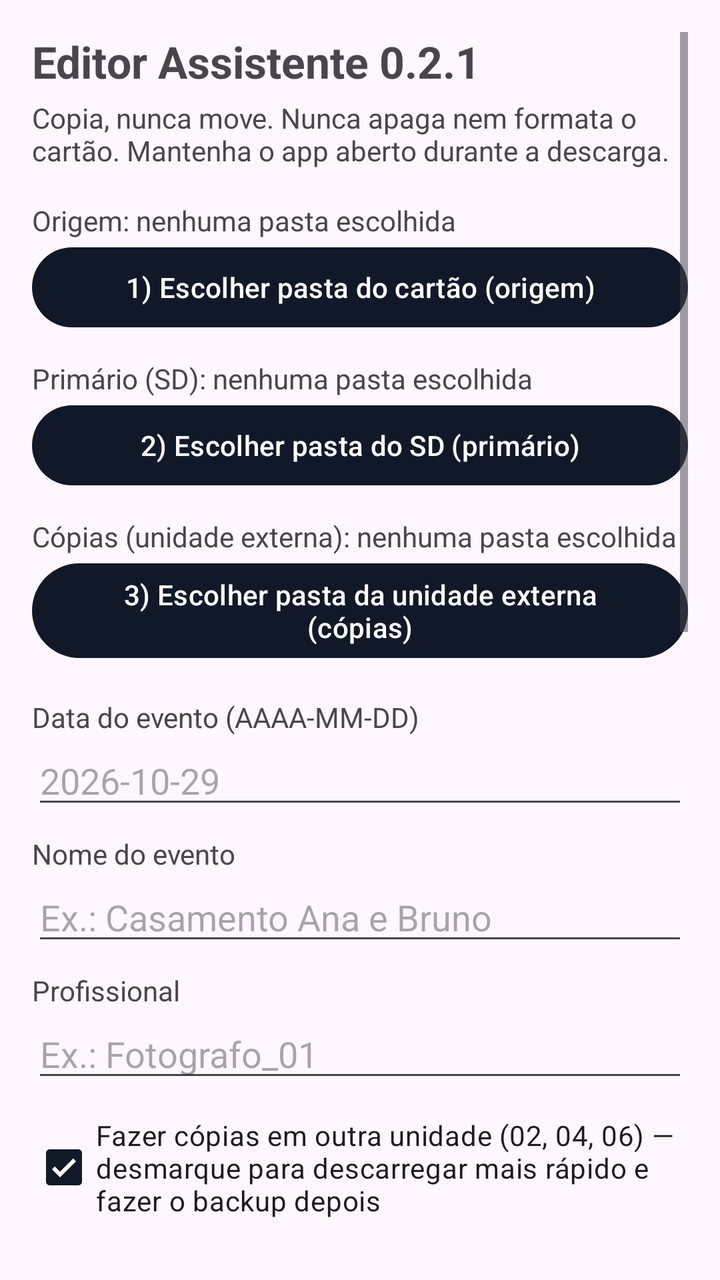
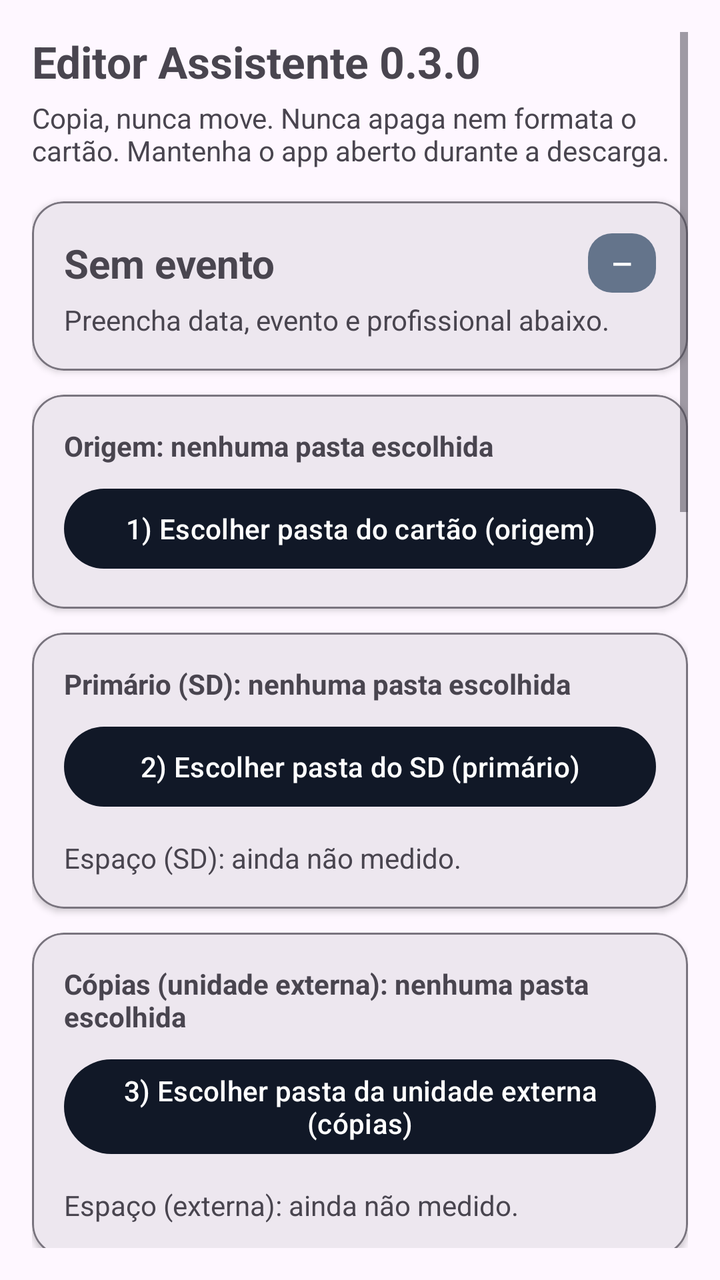

Screens rendered from an Android XML layout before and after an edit, with the pre-edit source and the edit as a unified diff.
<!-- AndroidManifest.xml: application theme Theme.EditorAssistente -->
<!-- res/layout/activity_main.xml -->
<?xml version="1.0" encoding="utf-8"?>
<ScrollView xmlns:android="http://schemas.android.com/apk/res/android"
    android:layout_width="match_parent"
    android:layout_height="match_parent"
    android:padding="16dp">

    <LinearLayout
        android:layout_width="match_parent"
        android:layout_height="wrap_content"
        android:orientation="vertical">

        <TextView
            android:layout_width="match_parent"
            android:layout_height="wrap_content"
            android:text="Editor Assistente 0.2.1"
            android:textSize="22sp"
            android:textStyle="bold" />

        <TextView
            android:layout_width="match_parent"
            android:layout_height="wrap_content"
            android:layout_marginTop="4dp"
            android:text="Copia, nunca move. Nunca apaga nem formata o cartão. Mantenha o app aberto durante a descarga." />

        <TextView
            android:id="@+id/txtSource"
            android:layout_width="match_parent"
            android:layout_height="wrap_content"
            android:layout_marginTop="16dp"
            android:text="Origem: nenhuma pasta escolhida" />

        <Button
            android:id="@+id/btnSource"
            android:layout_width="match_parent"
            android:layout_height="wrap_content"
            android:text="1) Escolher pasta do cartão (origem)" />

        <TextView
            android:id="@+id/txtPrimary"
            android:layout_width="match_parent"
            android:layout_height="wrap_content"
            android:layout_marginTop="12dp"
            android:text="Primário (SD): nenhuma pasta escolhida" />

        <Button
            android:id="@+id/btnPrimary"
            android:layout_width="match_parent"
            android:layout_height="wrap_content"
            android:text="2) Escolher pasta do SD (primário)" />

        <TextView
            android:id="@+id/txtCopy"
            android:layout_width="match_parent"
            android:layout_height="wrap_content"
            android:layout_marginTop="12dp"
            android:text="Cópias (unidade externa): nenhuma pasta escolhida" />

        <Button
            android:id="@+id/btnCopy"
            android:layout_width="match_parent"
            android:layout_height="wrap_content"
            android:text="3) Escolher pasta da unidade externa (cópias)" />

        <TextView
            android:layout_width="match_parent"
            android:layout_height="wrap_content"
            android:layout_marginTop="16dp"
            android:text="Data do evento (AAAA-MM-DD)" />

        <EditText
            android:id="@+id/edtDate"
            android:layout_width="match_parent"
            android:layout_height="wrap_content"
            android:hint="2026-10-29"
            android:inputType="text" />

        <TextView
            android:layout_width="match_parent"
            android:layout_height="wrap_content"
            android:layout_marginTop="8dp"
            android:text="Nome do evento" />

        <EditText
            android:id="@+id/edtEvent"
            android:layout_width="match_parent"
            android:layout_height="wrap_content"
            android:hint="Ex.: Casamento Ana e Bruno"
            android:inputType="text" />

        <TextView
            android:layout_width="match_parent"
            android:layout_height="wrap_content"
            android:layout_marginTop="8dp"
            android:text="Profissional" />

        <EditText
            android:id="@+id/edtProfessional"
            android:layout_width="match_parent"
            android:layout_height="wrap_content"
            android:hint="Ex.: Fotografo_01"
            android:inputType="text" />

        <CheckBox
            android:id="@+id/chkCopies"
            android:layout_width="match_parent"
            android:layout_height="wrap_content"
            android:layout_marginTop="12dp"
            android:checked="true"
            android:text="Fazer cópias em outra unidade (02, 04, 06) — desmarque para descarregar mais rápido e fazer o backup depois" />

        <CheckBox
            android:id="@+id/chkCopyJpg"
            android:layout_width="match_parent"
            android:layout_height="wrap_content"
            android:layout_marginTop="8dp"
            android:checked="true"
            android:text="Cópia do JPG (02)" />

        <CheckBox
            android:id="@+id/chkCopyVideo"
            android:layout_width="match_parent"
            android:layout_height="wrap_content"
            android:checked="true"
            android:text="Cópia do vídeo (04)" />

        <CheckBox
            android:id="@+id/chkCopyRaw"
            android:layout_width="match_parent"
            android:layout_height="wrap_content"
            android:checked="true"
            android:text="Cópia do RAW (06)" />

        <CheckBox
            android:id="@+id/chkHash"
            android:layout_width="match_parent"
            android:layout_height="wrap_content"
            android:text="Verificação completa por hash (SHA-256, mais lenta)" />

        <Button
            android:id="@+id/btnAnalyze"
            android:layout_width="match_parent"
            android:layout_height="wrap_content"
            android:layout_marginTop="16dp"
            android:text="Analisar cartão" />

        <Button
            android:id="@+id/btnDischarge"
            android:layout_width="match_parent"
            android:layout_height="wrap_content"
            android:text="Descarregar" />

        <ProgressBar
            android:id="@+id/progress"
            style="?android:attr/progressBarStyleHorizontal"
            android:layout_width="match_parent"
            android:layout_height="wrap_content"
            android:layout_marginTop="8dp"
            android:max="100" />

        <TextView
            android:id="@+id/txtStatus"
            android:layout_width="match_parent"
            android:layout_height="wrap_content"
            android:layout_marginTop="8dp"
            android:text="Pronto." />

        <TextView
            android:id="@+id/txtLog"
            android:layout_width="match_parent"
            android:layout_height="wrap_content"
            android:layout_marginTop="8dp"
            android:text="" />

        <TextView
            android:id="@+id/txtSpacePrimary"
            android:layout_width="match_parent"
            android:layout_height="wrap_content"
            android:layout_marginTop="8dp"
            android:text="Espaço (SD): ainda não medido." />

        <ProgressBar
            android:id="@+id/progressSpacePrimary"
            style="?android:attr/progressBarStyleHorizontal"
            android:layout_width="match_parent"
            android:layout_height="wrap_content"
            android:layout_marginTop="4dp"
            android:max="100"
            android:visibility="gone" />

        <TextView
            android:id="@+id/txtSpaceCopy"
            android:layout_width="match_parent"
            android:layout_height="wrap_content"
            android:layout_marginTop="8dp"
            android:text="Espaço (externa): ainda não medido." />

        <ProgressBar
            android:id="@+id/progressSpaceCopy"
            style="?android:attr/progressBarStyleHorizontal"
            android:layout_width="match_parent"
            android:layout_height="wrap_content"
            android:layout_marginTop="4dp"
            android:max="100"
            android:visibility="gone" />

        <Button
            android:id="@+id/btnChecklist"
            android:layout_width="match_parent"
            android:layout_height="wrap_content"
            android:layout_marginTop="16dp"
            android:text="Ver checklist do evento" />

        <Button
            android:id="@+id/btnReturned"
            android:layout_width="match_parent"
            android:layout_height="wrap_content"
            android:text="Marcar última descarga como devolvida" />

        <Button
            android:id="@+id/btnEject"
            android:layout_width="match_parent"
            android:layout_height="wrap_content"
            android:text="Como ejetar com segurança" />

        <TextView
            android:layout_width="match_parent"
            android:layout_height="wrap_content"
            android:layout_marginTop="16dp"
            android:text="Pastas: 01 JPG (leva Cartao_N só aqui), 02 cópia JPG, 03 vídeo, 04 cópia vídeo, 05 RAW, 06 cópia RAW. Se a pasta de cópias estiver vazia, as cópias ficam no SD, nos mesmos números 02, 04 e 06." />

    </LinearLayout>
</ScrollView>
<!-- resources referenced by this layout -->
<resources>
  <style name="Theme.EditorAssistente" parent="Theme.Material3.DayNight.NoActionBar">
          <item name="colorPrimary">#111827</item>
          <item name="colorPrimaryDark">#111827</item>
          <item name="colorAccent">#22C55E</item>
      </style>
</resources>

<!-- the commit's change to res/layout/activity_main.xml (unified diff, before → after) -->
@@ -1,5 +1,6 @@
 <?xml version="1.0" encoding="utf-8"?>
 <ScrollView xmlns:android="http://schemas.android.com/apk/res/android"
+    xmlns:app="http://schemas.android.com/apk/res-auto"
     android:layout_width="match_parent"
     android:layout_height="match_parent"
     android:padding="16dp">
@@ -12,7 +13,7 @@
         <TextView
             android:layout_width="match_parent"
             android:layout_height="wrap_content"
-            android:text="Editor Assistente 0.2.1"
+            android:text="Editor Assistente 0.3.0"
             android:textSize="22sp"
             android:textStyle="bold" />
 
@@ -22,186 +23,365 @@
             android:layout_marginTop="4dp"
             android:text="Copia, nunca move. Nunca apaga nem formata o cartão. Mantenha o app aberto durante a descarga." />
 
-        <TextView
-            android:id="@+id/txtSource"
+        
+        <com.google.android.material.card.MaterialCardView
+            android:id="@+id/cardEventHeader"
             android:layout_width="match_parent"
             android:layout_height="wrap_content"
             android:layout_marginTop="16dp"
-            android:text="Origem: nenhuma pasta escolhida" />
-
-        <Button
-            android:id="@+id/btnSource"
-            android:layout_width="match_parent"
-            android:layout_height="wrap_content"
-            android:text="1) Escolher pasta do cartão (origem)" />
-
-        <TextView
-            android:id="@+id/txtPrimary"
+            app:cardBackgroundColor="?attr/colorSurface"
+            app:cardCornerRadius="16dp"
+            app:cardElevation="2dp"
+            app:strokeColor="?attr/colorOutline"
+            app:strokeWidth="1dp">
+
+            <LinearLayout
+                android:layout_width="match_parent"
+                android:layout_height="wrap_content"
+                android:orientation="vertical"
+                android:padding="16dp">
+
+                <LinearLayout
+                    android:layout_width="match_parent"
+                    android:layout_height="wrap_content"
+                    android:gravity="center_vertical"
+                    android:orientation="horizontal">
+
+                    <TextView
+                        android:id="@+id/txtEventTitle"
+                        android:layout_width="0dp"
+                        android:layout_height="wrap_content"
+                        android:layout_weight="1"
+                        android:text="Sem evento"
+                        android:textSize="20sp"
+                        android:textStyle="bold" />
+
+                    <TextView
+                        android:id="@+id/txtProBadge"
+                        android:layout_width="wrap_content"
+                        android:layout_height="wrap_content"
+                        android:background="@drawable/badge_background"
+                        android:paddingStart="12dp"
+                        android:paddingTop="6dp"
+                        android:paddingEnd="12dp"
+                        android:paddingBottom="6dp"
+                        android:text="—"
+                        android:textColor="#FFFFFF"
+                        android:textSize="13sp"
+                        android:textStyle="bold" />
+
+                </LinearLayout>
+
+                <TextView
+                    android:id="@+id/txtEventSubtitle"
+                    android:layout_width="match_parent"
+                    android:layout_height="wrap_content"
+                    android:layout_marginTop="4dp"
+                    android:text="Preencha data, evento e profissional abaixo." />
+
+            </LinearLayout>
+        </com.google.android.material.card.MaterialCardView>
+
+        
+        <com.google.android.material.card.MaterialCardView
             android:layout_width="match_parent"
             android:layout_height="wrap_content"
             android:layout_marginTop="12dp"
-            android:text="Primário (SD): nenhuma pasta escolhida" />
-
-        <Button
-            android:id="@+id/btnPrimary"
-            android:layout_width="match_parent"
-            android:layout_height="wrap_content"
-            android:text="2) Escolher pasta do SD (primário)" />
-
-        <TextView
-            android:id="@+id/txtCopy"
+            app:cardBackgroundColor="?attr/colorSurface"
+            app:cardCornerRadius="16dp"
+            app:cardElevation="2dp"
+            app:strokeColor="?attr/colorOutline"
+            app:strokeWidth="1dp">
+
+            <LinearLayout
+                android:layout_width="match_parent"
+                android:layout_height="wrap_content"
+                android:orientation="vertical"
+                android:padding="16dp">
+
+                <TextView
+                    android:id="@+id/txtSource"
+                    android:layout_width="match_parent"
+                    android:layout_height="wrap_content"
+                    android:text="Origem: nenhuma pasta escolhida"
+                    android:textStyle="bold" />
+
+                <Button
+                    android:id="@+id/btnSource"
+                    android:layout_width="match_parent"
+                    android:layout_height="wrap_content"
+                    android:layout_marginTop="8dp"
+                    android:text="1) Escolher pasta do cartão (origem)" />
+
+            </LinearLayout>
+        </com.google.android.material.card.MaterialCardView>
+
+        
+        <com.google.android.material.card.MaterialCardView
             android:layout_width="match_parent"
             android:layout_height="wrap_content"
             android:layout_marginTop="12dp"
-            android:text="Cópias (unidade externa): nenhuma pasta escolhida" />
-
-        <Button
-            android:id="@+id/btnCopy"
-            android:layout_width="match_parent"
-            android:layout_height="wrap_content"
-            android:text="3) Escolher pasta da unidade externa (cópias)" />
-
-        <TextView
-            android:layout_width="match_parent"
-            android:layout_height="wrap_content"
-            android:layout_marginTop="16dp"
-            android:text="Data do evento (AAAA-MM-DD)" />
-
-        <EditText
-            android:id="@+id/edtDate"
-            android:layout_width="match_parent"
-            android:layout_height="wrap_content"
-            android:hint="2026-10-29"
-            android:inputType="text" />
-
-        <TextView
-            android:layout_width="match_parent"
-            android:layout_height="wrap_content"
-            android:layout_marginTop="8dp"
-            android:text="Nome do evento" />
-
-        <EditText
-            android:id="@+id/edtEvent"
-            android:layout_width="match_parent"
-            android:layout_height="wrap_content"
-            android:hint="Ex.: Casamento Ana e Bruno"
-            android:inputType="text" />
-
-        <TextView
-            android:layout_width="match_parent"
-            android:layout_height="wrap_content"
-            android:layout_marginTop="8dp"
-            android:text="Profissional" />
-
-        <EditText
-            android:id="@+id/edtProfessional"
-            android:layout_width="match_parent"
-            android:layout_height="wrap_content"
-            android:hint="Ex.: Fotografo_01"
-            android:inputType="text" />
-
-        <CheckBox
-            android:id="@+id/chkCopies"
+            app:cardBackgroundColor="?attr/colorSurface"
+            app:cardCornerRadius="16dp"
+            app:cardElevation="2dp"
+            app:strokeColor="?attr/colorOutline"
+            app:strokeWidth="1dp">
+
+            <LinearLayout
+                android:layout_width="match_parent"
+                android:layout_height="wrap_content"
+                android:orientation="vertical"
+                android:padding="16dp">
+
+                <TextView
+                    android:id="@+id/txtPrimary"
+                    android:layout_width="match_parent"
+                    android:layout_height="wrap_content"
+                    android:text="Primário (SD): nenhuma pasta escolhida"
+                    android:textStyle="bold" />
+
+                <Button
+                    android:id="@+id/btnPrimary"
+                    android:layout_width="match_parent"
+                    android:layout_height="wrap_content"
+                    android:layout_marginTop="8dp"
+                    android:text="2) Escolher pasta do SD (primário)" />
+
+                <TextView
+                    android:id="@+id/txtSpacePrimary"
+                    android:layout_width="match_parent"
+                    android:layout_height="wrap_content"
+                    android:layout_marginTop="12dp"
+                    android:text="Espaço (SD): ainda não medido." />
+
+                <ProgressBar
+                    android:id="@+id/progressSpacePrimary"
+                    style="?android:attr/progressBarStyleHorizontal"
+                    android:layout_width="match_parent"
+                    android:layout_height="8dp"
+                    android:layout_marginTop="6dp"
+                    android:max="100"
+                    android:visibility="gone" />
+
+            </LinearLayout>
+        </com.google.android.material.card.MaterialCardView>
+
+        
+        <com.google.android.material.card.MaterialCardView
             android:layout_width="match_parent"
             android:layout_height="wrap_content"
             android:layout_marginTop="12dp"
-            android:checked="true"
-            android:text="Fazer cópias em outra unidade (02, 04, 06) — desmarque para descarregar mais rápido e fazer o backup depois" />
-
-        <CheckBox
-            android:id="@+id/chkCopyJpg"
-            android:layout_width="match_parent"
-            android:layout_height="wrap_content"
-            android:layout_marginTop="8dp"
-            android:checked="true"
-            android:text="Cópia do JPG (02)" />
-
-        <CheckBox
-            android:id="@+id/chkCopyVideo"
-            android:layout_width="match_parent"
-            android:layout_height="wrap_content"
-            android:checked="true"
-            android:text="Cópia do vídeo (04)" />
-
-        <CheckBox
-            android:id="@+id/chkCopyRaw"
-            android:layout_width="match_parent"
-            android:layout_height="wrap_content"
-            android:checked="true"
-            android:text="Cópia do RAW (06)" />
-
-        <CheckBox
-            android:id="@+id/chkHash"
-            android:layout_width="match_parent"
-            android:layout_height="wrap_content"
-            android:text="Verificação completa por hash (SHA-256, mais lenta)" />
-
-        <Button
-            android:id="@+id/btnAnalyze"
-            android:layout_width="match_parent"
-            android:layout_height="wrap_content"
-            android:layout_marginTop="16dp"
-            android:text="Analisar cartão" />
-
-        <Button
-            android:id="@+id/btnDischarge"
-            android:layout_width="match_parent"
-            android:layout_height="wrap_content"
-            android:text="Descarregar" />
-
-        <ProgressBar
-            android:id="@+id/progress"
-            style="?android:attr/progressBarStyleHorizontal"
-            android:layout_width="match_parent"
-            android:layout_height="wrap_content"
-            android:layout_marginTop="8dp"
-            android:max="100" />
-
-        <TextView
-            android:id="@+id/txtStatus"
-            android:layout_width="match_parent"
-            android:layout_height="wrap_content"
-            android:layout_marginTop="8dp"
-            android:text="Pronto." />
-
-        <TextView
-            android:id="@+id/txtLog"
-            android:layout_width="match_parent"
-            android:layout_height="wrap_content"
-            android:layout_marginTop="8dp"
-            android:text="" />
-
-        <TextView
-            android:id="@+id/txtSpacePrimary"
-            android:layout_width="match_parent"
-            android:layout_height="wrap_content"
-            android:layout_marginTop="8dp"
-            android:text="Espaço (SD): ainda não medido." />
-
-        <ProgressBar
-            android:id="@+id/progressSpacePrimary"
-            style="?android:attr/progressBarStyleHorizontal"
-            android:layout_width="match_parent"
-            android:layout_height="wrap_content"
-            android:layout_marginTop="4dp"
-            android:max="100"
-            android:visibility="gone" />
-
-        <TextView
-            android:id="@+id/txtSpaceCopy"
-            android:layout_width="match_parent"
-            android:layout_height="wrap_content"
-            android:layout_marginTop="8dp"
-            android:text="Espaço (externa): ainda não medido." />
-
-        <ProgressBar
-            android:id="@+id/progressSpaceCopy"
-            style="?android:attr/progressBarStyleHorizontal"
-            android:layout_width="match_parent"
-            android:layout_height="wrap_content"
-            android:layout_marginTop="4dp"
-            android:max="100"
-            android:visibility="gone" />
+            app:cardBackgroundColor="?attr/colorSurface"
+            app:cardCornerRadius="16dp"
+            app:cardElevation="2dp"
+            app:strokeColor="?attr/colorOutline"
+            app:strokeWidth="1dp">
+
+            <LinearLayout
+                android:layout_width="match_parent"
+                android:layout_height="wrap_content"
+                android:orientation="vertical"
+                android:padding="16dp">
+
+                <TextView
+                    android:id="@+id/txtCopy"
+                    android:layout_width="match_parent"
+                    android:layout_height="wrap_content"
+                    android:text="Cópias (unidade externa): nenhuma pasta escolhida"
+                    android:textStyle="bold" />
+
+                <Button
+                    android:id="@+id/btnCopy"
+                    android:layout_width="match_parent"
+                    android:layout_height="wrap_content"
+                    android:layout_marginTop="8dp"
+                    android:text="3) Escolher pasta da unidade externa (cópias)" />
+
+                <TextView
+                    android:id="@+id/txtSpaceCopy"
+                    android:layout_width="match_parent"
+                    android:layout_height="wrap_content"
+                    android:layout_marginTop="12dp"
+                    android:text="Espaço (externa): ainda não medido." />
+
+                <ProgressBar
+                    android:id="@+id/progressSpaceCopy"
+                    style="?android:attr/progressBarStyleHorizontal"
+                    android:layout_width="match_parent"
+                    android:layout_height="8dp"
+                    android:layout_marginTop="6dp"
+                    android:max="100"
+                    android:visibility="gone" />
+
+            </LinearLayout>
+        </com.google.android.material.card.MaterialCardView>
+
+        
+        <com.google.android.material.card.MaterialCardView
+            android:layout_width="match_parent"
+            android:layout_height="wrap_content"
+            android:layout_marginTop="12dp"
+            app:cardBackgroundColor="?attr/colorSurface"
+            app:cardCornerRadius="16dp"
+            app:cardElevation="2dp"
+            app:strokeColor="?attr/colorOutline"
+            app:strokeWidth="1dp">
+
+            <LinearLayout
+                android:layout_width="match_parent"
+                android:layout_height="wrap_content"
+                android:orientation="vertical"
+                android:padding="16dp">
+
+                <TextView
+                    android:layout_width="match_parent"
+                    android:layout_height="wrap_content"
+                    android:text="Data do evento (AAAA-MM-DD)" />
+
+                <EditText
+                    android:id="@+id/edtDate"
+                    android:layout_width="match_parent"
+                    android:layout_height="wrap_content"
+                    android:hint="2026-10-29"
+                    android:inputType="text" />
+
+                <TextView
+                    android:layout_width="match_parent"
+                    android:layout_height="wrap_content"
+                    android:layout_marginTop="8dp"
+                    android:text="Nome do evento" />
+
+                <EditText
+                    android:id="@+id/edtEvent"
+                    android:layout_width="match_parent"
+                    android:layout_height="wrap_content"
+                    android:hint="Ex.: Casamento Ana e Bruno"
+                    android:inputType="text" />
+
+                <TextView
+                    android:layout_width="match_parent"
+                    android:layout_height="wrap_content"
+                    android:layout_marginTop="8dp"
+                    android:text="Profissional" />
+
+                <EditText
+                    android:id="@+id/edtProfessional"
+                    android:layout_width="match_parent"
+                    android:layout_height="wrap_content"
+                    android:hint="Ex.: Fotografo_01"
+                    android:inputType="text" />
+
+                <CheckBox
+                    android:id="@+id/chkCopies"
+                    android:layout_width="match_parent"
+                    android:layout_height="wrap_content"
+                    android:layout_marginTop="12dp"
+                    android:checked="true"
+                    android:text="Fazer cópias em outra unidade (02, 04, 06) — desmarque para descarregar mais rápido e fazer o backup depois" />
+
+                <CheckBox
+                    android:id="@+id/chkCopyJpg"
+                    android:layout_width="match_parent"
+                    android:layout_height="wrap_content"
+                    android:layout_marginTop="8dp"
+                    android:checked="true"
+                    android:text="Cópia do JPG (02)" />
+
+                <CheckBox
+                    android:id="@+id/chkCopyVideo"
+                    android:layout_width="match_parent"
+                    android:layout_height="wrap_content"
+                    android:checked="true"
+                    android:text="Cópia do vídeo (04)" />
+
+                <CheckBox
+                    android:id="@+id/chkCopyRaw"
+                    android:layout_width="match_parent"
+                    android:layout_height="wrap_content"
+                    android:checked="true"
+                    android:text="Cópia do RAW (06)" />
+
+                <CheckBox
+                    android:id="@+id/chkHash"
+                    android:layout_width="match_parent"
+                    android:layout_height="wrap_content"
+                    android:text="Verificação completa por hash (SHA-256, mais lenta)" />
+
+            </LinearLayout>
+        </com.google.android.material.card.MaterialCardView>
+
+        
+        <com.google.android.material.card.MaterialCardView
+            android:layout_width="match_parent"
+            android:layout_height="wrap_content"
+            android:layout_marginTop="12dp"
+            app:cardBackgroundColor="?attr/colorSurface"
+            app:cardCornerRadius="16dp"
+            app:cardElevation="2dp"
+            app:strokeColor="?attr/colorOutline"
+            app:strokeWidth="1dp">
+
+            <LinearLayout
+                android:layout_width="match_parent"
+                android:layout_height="wrap_content"
+                android:orientation="vertical"
+                android:padding="16dp">
+
+                <LinearLayout
+                    android:layout_width="match_parent"
+                    android:layout_height="wrap_content"
+                    android:gravity="center_vertical"
+                    android:orientation="horizontal">
+
+                    <TextView
+                        android:id="@+id/txtStatus"
+                        android:layout_width="0dp"
+                        android:layout_height="wrap_content"
+                        android:layout_weight="1"
+                        android:text="Pronto."
+                        android:textStyle="bold" />
+
+                    <TextView
+                        android:id="@+id/txtProgressPercent"
+                        android:layout_width="wrap_content"
+                        android:layout_height="wrap_content"
+                        android:text=""
+                        android:textSize="20sp"
+                        android:textStyle="bold" />
+
+                </LinearLayout>
+
+                <ProgressBar
+                    android:id="@+id/progress"
+                    style="?android:attr/progressBarStyleHorizontal"
+                    android:layout_width="match_parent"
+                    android:layout_height="16dp"
+                    android:layout_marginTop="10dp"
+                    android:max="100" />
+
+                <Button
+                    android:id="@+id/btnAnalyze"
+                    android:layout_width="match_parent"
+                    android:layout_height="wrap_content"
+                    android:layout_marginTop="12dp"
+                    android:text="Analisar cartão" />
+
+                <Button
+                    android:id="@+id/btnDischarge"
+                    android:layout_width="match_parent"
+                    android:layout_height="wrap_content"
+                    android:layout_marginTop="8dp"
+                    android:text="Descarregar" />
+
+                <TextView
+                    android:id="@+id/txtLog"
+                    android:layout_width="match_parent"
+                    android:layout_height="wrap_content"
+                    android:layout_marginTop="12dp"
+                    android:text="" />
+
+            </LinearLayout>
+        </com.google.android.material.card.MaterialCardView>
 
         <Button
             android:id="@+id/btnChecklist"
<!-- resource entries referenced after the edit -->
@@ -1,5 +1,12 @@
 <!-- resources referenced by this layout -->
 <resources>
+  <!-- drawable badge_background (drawable) -->
+  <?xml version="1.0" encoding="utf-8"?>
+  <shape xmlns:android="http://schemas.android.com/apk/res/android"
+      android:shape="rectangle">
+      <corners android:radius="12dp" />
+      <solid android:color="#64748B" />
+  </shape>
   <style name="Theme.EditorAssistente" parent="Theme.Material3.DayNight.NoActionBar">
           <item name="colorPrimary">#111827</item>
           <item name="colorPrimaryDark">#111827</item>
